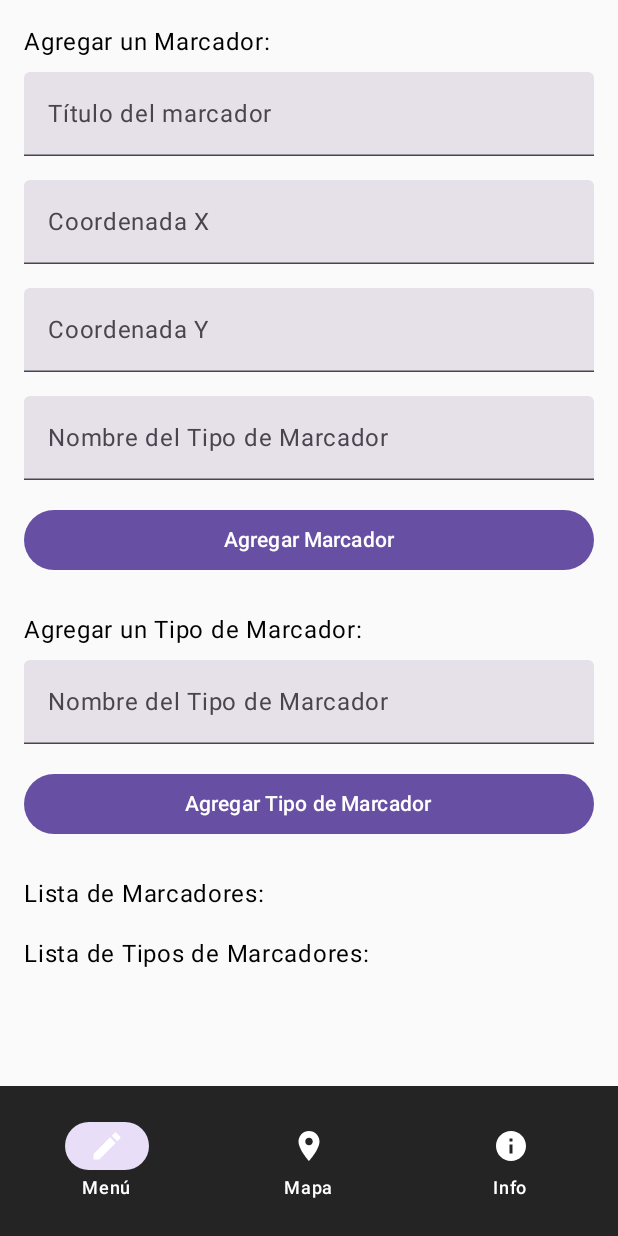
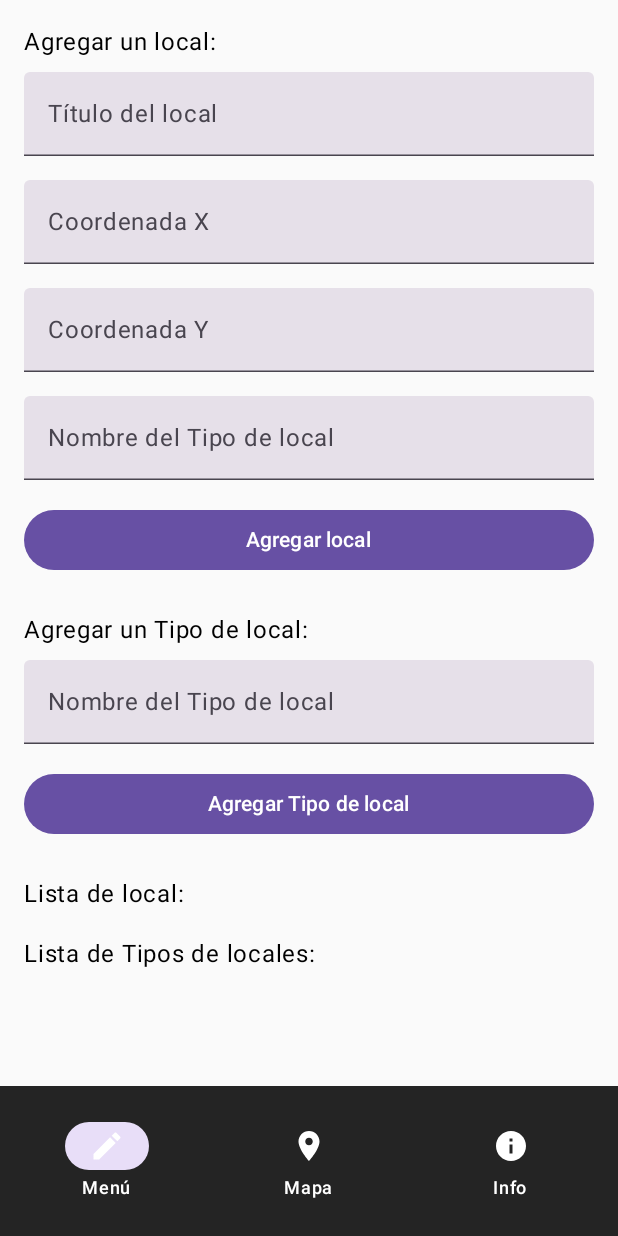
Before and after one commit to SamuelRiveira/BladeRecycle, an Android app built with Jetpack Compose: the screen it shows after launch (MainActivity), on a phone screen of 412 x 824 dp. Run offline under Robolectric (Android 15) with nearby library versions, the phone set to English and light mode, and no system bars; our stand-ins replace Room's generated code.

Commit message:
Cambio de marcador a local

```diff
--- a/app/src/main/java/dev/samu/bladerecycle/view/CRUDScreen.kt
+++ b/app/src/main/java/dev/samu/bladerecycle/view/CRUDScreen.kt
@@ -57,11 +57,11 @@ fun CRUDScreen(
                 .padding(16.dp)
         ) {
             // Add new Bookmark
-            Text("Agregar un Marcador:", style = MaterialTheme.typography.bodyLarge)
+            Text("Agregar un local:", style = MaterialTheme.typography.bodyLarge)
             TextField(
                 value = bookmarkTitle,
                 onValueChange = { bookmarkTitle = it },
-                label = { Text("Título del marcador") },
+                label = { Text("Título del local") },
                 modifier = Modifier.fillMaxWidth().padding(vertical = 8.dp)
             )
             TextField(
@@ -79,7 +79,7 @@ fun CRUDScreen(
             TextField(
                 value = bookmarkTypeName,
                 onValueChange = { bookmarkTypeName = it },
-                label = { Text("Nombre del Tipo de Marcador") },
+                label = { Text("Nombre del Tipo de local") },
                 modifier = Modifier.fillMaxWidth().padding(vertical = 8.dp)
             )
 
@@ -100,17 +100,17 @@ fun CRUDScreen(
                 },
                 modifier = Modifier.fillMaxWidth().padding(vertical = 8.dp)
             ) {
-                Text("Agregar Marcador")
+                Text("Agregar local")
             }
 
             Spacer(modifier = Modifier.height(16.dp))
 
             // Add new Bookmark Type
-            Text("Agregar un Tipo de Marcador:", style = MaterialTheme.typography.bodyLarge)
+            Text("Agregar un Tipo de local:", style = MaterialTheme.typography.bodyLarge)
             TextField(
                 value = bookmarkTypeName,
                 onValueChange = { bookmarkTypeName = it },
-                label = { Text("Nombre del Tipo de Marcador") },
+                label = { Text("Nombre del Tipo de local") },
                 modifier = Modifier.fillMaxWidth().padding(vertical = 8.dp)
             )
 
@@ -123,13 +123,13 @@ fun CRUDScreen(
                 },
                 modifier = Modifier.fillMaxWidth().padding(vertical = 8.dp)
             ) {
-                Text("Agregar Tipo de Marcador")
+                Text("Agregar Tipo de local")
             }
 
             Spacer(modifier = Modifier.height(16.dp))
 
             // List of bookmarks
-            Text("Lista de Marcadores:", style = MaterialTheme.typography.bodyLarge)
+            Text("Lista de local:", style = MaterialTheme.typography.bodyLarge)
             bookmarks.forEach { bookmark ->
                 Row(
                     modifier = Modifier
@@ -139,7 +139,7 @@ fun CRUDScreen(
                 ) {
                     // Mostrar el título del marcador y sus coordenadas
                     Text(
-                        text = "Marcador: ${bookmark.title} (${bookmark.coordinatesX}, ${bookmark.coordinatesY})",
+                        text = "Local: ${bookmark.title} (${bookmark.coordinatesX}, ${bookmark.coordinatesY})",
                         modifier = Modifier.weight(1f) // Ocupa el máximo espacio disponible
                     )
 
@@ -157,13 +157,13 @@ fun CRUDScreen(
                             bookmarkTypeName = bookmarkstype.find { it.id == bookmark.typeId }?.name.orEmpty()
                             showDialog = true
                         }) {
-                            Icon(Icons.Filled.Edit, contentDescription = "Editar Marcador")
+                            Icon(Icons.Filled.Edit, contentDescription = "Editar local")
                         }
                         IconButton(onClick = {
                             // Delete the bookmark
                             viewModel.deleteBookmark(bookmark)
                         }) {
-                            Icon(Icons.Filled.Delete, contentDescription = "Eliminar Marcador")
+                            Icon(Icons.Filled.Delete, contentDescription = "Eliminar local")
                         }
                     }
                 }
@@ -173,7 +173,7 @@ fun CRUDScreen(
             Spacer(modifier = Modifier.height(16.dp))
 
             // List of bookmark types
-            Text("Lista de Tipos de Marcadores:", style = MaterialTheme.typography.bodyLarge)
+            Text("Lista de Tipos de locales:", style = MaterialTheme.typography.bodyLarge)
             bookmarkstype.forEach { type ->
                 Row(modifier = Modifier.fillMaxWidth(), horizontalArrangement = Arrangement.SpaceBetween) {
                     Text(text = "Tipo: ${type.name}")
@@ -185,12 +185,12 @@ fun CRUDScreen(
                             isEditingType = true
                             showTypeDialog = true
                         }) {
-                            Icon(Icons.Filled.Edit, contentDescription = "Editar Tipo de Marcador")
+                            Icon(Icons.Filled.Edit, contentDescription = "Editar Tipo de local")
                         }
                         IconButton(onClick = {
                             viewModel.deleteBookmarkType(type)
                         }) {
-                            Icon(Icons.Filled.Delete, contentDescription = "Eliminar Tipo de Marcador")
+                            Icon(Icons.Filled.Delete, contentDescription = "Eliminar Tipo de local")
                         }
                     }
                 }
@@ -201,13 +201,13 @@ fun CRUDScreen(
         if (showDialog) {
             AlertDialog(
                 onDismissRequest = { showDialog = false },
-                title = { Text("Editar Marcador") },
+                title = { Text("Editar local") },
                 text = {
                     Column {
                         TextField(
                             value = bookmarkTitle,
                             onValueChange = { bookmarkTitle = it },
-                            label = { Text("Título del marcador") },
+                            label = { Text("Título del local") },
                             modifier = Modifier.fillMaxWidth().padding(vertical = 8.dp)
                         )
                         TextField(
@@ -225,7 +225,7 @@ fun CRUDScreen(
                         TextField(
                             value = bookmarkTypeName,
                             onValueChange = { bookmarkTypeName = it },
-                            label = { Text("Tipo de Marcador") },
+                            label = { Text("Tipo de local") },
                             modifier = Modifier.fillMaxWidth().padding(vertical = 8.dp)
                         )
                     }
@@ -262,13 +262,13 @@ fun CRUDScreen(
         if (showTypeDialog) {
             AlertDialog(
                 onDismissRequest = { showTypeDialog = false },
-                title = { Text("Editar Tipo de Marcador") },
+                title = { Text("Editar Tipo de local") },
                 text = {
                     Column {
                         TextField(
                             value = bookmarkTypeName,
                             onValueChange = { bookmarkTypeName = it },
-                            label = { Text("Nombre del Tipo de Marcador") },
+                            label = { Text("Nombre del Tipo de local") },
                             modifier = Modifier.fillMaxWidth().padding(vertical = 8.dp)
                         )
                     }
```
